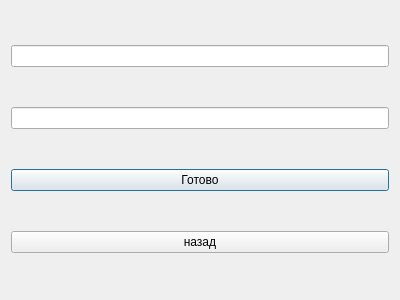
illalis/hackathon-URBNhack, file 3F/basedata.ui: the form before one commit.
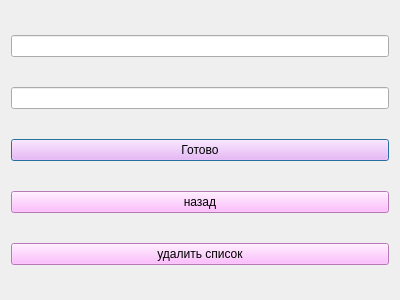
The form after the commit.

Diff of the .ui file:
```diff
--- a/3F/basedata.ui
+++ b/3F/basedata.ui
@@ -22,6 +22,9 @@
    </item>
    <item row="2" column="0">
     <widget class="QPushButton" name="pushButton">
+     <property name="styleSheet">
+      <string notr="true">background-color:rgb(255, 170, 255)</string>
+     </property>
      <property name="text">
       <string>Готово</string>
      </property>
@@ -29,11 +32,24 @@
    </item>
    <item row="3" column="0">
     <widget class="QPushButton" name="pushButton_2">
+     <property name="styleSheet">
+      <string notr="true">background-color:rgb(255, 170, 255)</string>
+     </property>
      <property name="text">
       <string>назад</string>
      </property>
     </widget>
    </item>
+   <item row="4" column="0">
+    <widget class="QPushButton" name="pushButton_3">
+     <property name="styleSheet">
+      <string notr="true">background-color:rgb(255, 170, 255)</string>
+     </property>
+     <property name="text">
+      <string>удалить список</string>
+     </property>
+    </widget>
+   </item>
   </layout>
  </widget>
  <resources/>
```
Left out of the diff: 2 changed lines with no effect on the pictures.
